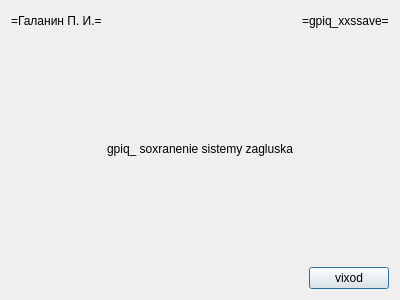
Before: the Qt Designer form gpiq_/gpiq_/gpiq_xxssave.ui in BrSTU-PO4-190333/5sem_NPO_old, drawn with Qt 5.
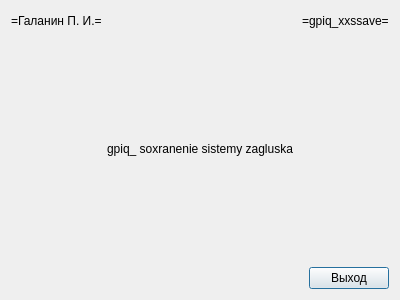
After: the same form once the commit is applied.

Patch:
```diff
--- a/gpiq_/gpiq_/gpiq_xxssave.ui
+++ b/gpiq_/gpiq_/gpiq_xxssave.ui
@@ -102,7 +102,7 @@
      <item>
       <widget class="QPushButton" name="gpiq_xxssave_exit_c">
        <property name="text">
-        <string>vixod</string>
+        <string>Выход</string>
        </property>
       </widget>
      </item>
```
